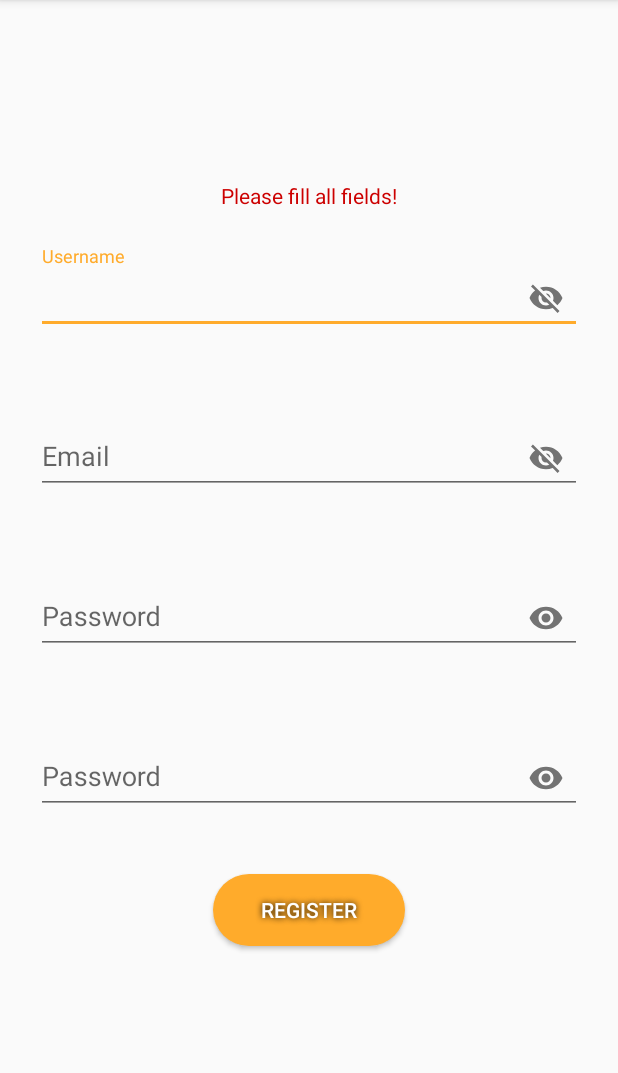
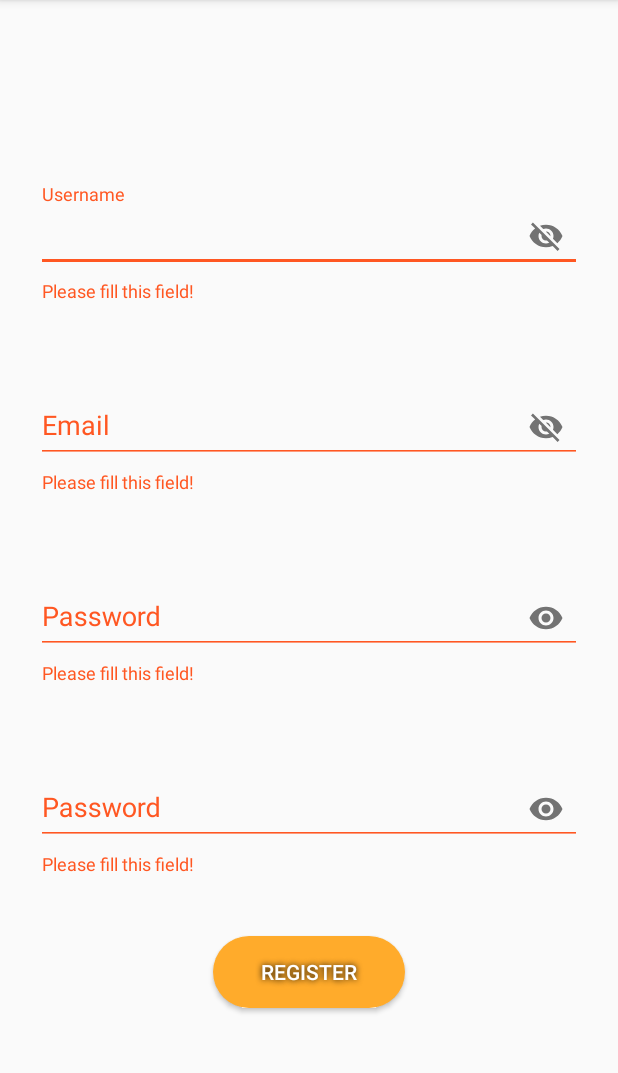
Before and after one commit to DreVla/HPMBooks, an Android app: the RegisterActivity screen opened directly, with no data from a screen before it, after a tap on "REGISTER", on a phone screen of 412 x 824 dp, the part 84-1157 px from its top. Run offline under Robolectric (Android 15) with nearby library versions, the phone set to English and light mode, and no system bars; our stand-ins replace data binding.

Commit message:
DataBindingFin
added databinding with binding adapters and error messages set from strings file. I hope it's done

```diff
--- a/app/src/main/java/com/hpmtutorial/hpmbooksapp/view/RegisterActivity.java
+++ b/app/src/main/java/com/hpmtutorial/hpmbooksapp/view/RegisterActivity.java
@@ -2,9 +2,6 @@ package com.hpmtutorial.hpmbooksapp.view;
 
 import android.content.Intent;
 import android.os.Bundle;
-import android.util.Patterns;
-import android.view.View;
-import android.widget.EditText;
 import android.widget.TextView;
 import android.widget.Toast;
 
@@ -17,9 +14,8 @@ import androidx.lifecycle.ViewModelProviders;
 import com.google.android.material.textfield.TextInputLayout;
 import com.hpmtutorial.hpmbooksapp.R;
 import com.hpmtutorial.hpmbooksapp.databinding.ActivityRegisterBinding;
+import com.hpmtutorial.hpmbooksapp.view.adapter.DataBindingAdapters;
 import com.hpmtutorial.hpmbooksapp.viewmodel.RegisterActivityViewModel;
-
-import org.w3c.dom.Text;
 
 public class RegisterActivity extends AppCompatActivity {
 
@@ -44,7 +40,91 @@ public class RegisterActivity extends AppCompatActivity {
         passwordCheckLayout = findViewById(R.id.register_passcheck_layout);
         errorMessage = findViewById(R.id.error_message_textview);
 
-        // Creaza observer pentru a putea sa schimbe ui-ul
+        registerUIObserver();
+        registerErrorObserver();
+//
+//
+//
+//        final Observer<String> usernameErrorListener = new Observer<String>() {
+//            @Override
+//            public void onChanged(@Nullable final String errorMessage) {
+//                DataBindingAdapters.setErrorMessage(usernameLayout, errorMessage);
+//            }
+//        };
+//        registerActivityViewModel.usernameError.observe(this, usernameErrorListener);
+//
+//        final Observer<String> emailErrorListener = new Observer<String>() {
+//            @Override
+//            public void onChanged(@Nullable final String errorMessage) {
+//                DataBindingAdapters.setErrorMessage(emailLayout, errorMessage);
+//            }
+//        };
+//        registerActivityViewModel.emailError.observe(this, emailErrorListener);
+//
+//        final Observer<String> passwordErrorListener = new Observer<String>() {
+//            @Override
+//            public void onChanged(@Nullable final String errorMessage) {
+//                DataBindingAdapters.setErrorMessage(passwordLayout, errorMessage);
+//            }
+//        };
+//        registerActivityViewModel.passwordError.observe(this, passwordErrorListener);
+//
+//        final Observer<String> passwordCheckErrorListener = new Observer<String>() {
+//            @Override
+//            public void onChanged(@Nullable final String errorMessage) {
+//
+//                DataBindingAdapters.setErrorMessage(passwordCheckLayout, errorMessage);
+//            }
+//        };
+//        registerActivityViewModel.passwordError.observe(this, passwordCheckErrorListener);
+
+
+    }
+
+    public void registerErrorObserver() {
+        final Observer<RegisterActivityViewModel.ErrorStatus> errorListener = new Observer<RegisterActivityViewModel.ErrorStatus>() {
+            @Override
+            public void onChanged(@Nullable final RegisterActivityViewModel.ErrorStatus error) {
+                DataBindingAdapters.setErrorMessage(usernameLayout, null);
+                DataBindingAdapters.setErrorMessage(emailLayout, null);
+                DataBindingAdapters.setErrorMessage(passwordLayout,null);
+                DataBindingAdapters.setErrorMessage(passwordCheckLayout, null);
+                switch(error)
+                {
+                    case FILL_ALL:
+                        DataBindingAdapters.setErrorMessage(usernameLayout, getResources().getString(R.string.fill_fields));
+                        DataBindingAdapters.setErrorMessage(emailLayout, getResources().getString(R.string.fill_fields));
+                        DataBindingAdapters.setErrorMessage(passwordLayout, getResources().getString(R.string.fill_fields));
+                        DataBindingAdapters.setErrorMessage(passwordCheckLayout, getResources().getString(R.string.fill_fields));
+                        break;
+                    case FILL_USER:
+                        DataBindingAdapters.setErrorMessage(usernameLayout, getResources().getString(R.string.fill_fields));
+                        break;
+                    case FILL_EMAIL:
+                        DataBindingAdapters.setErrorMessage(emailLayout, getResources().getString(R.string.fill_fields));
+                        break;
+                    case FILL_PASSWORD:
+                        DataBindingAdapters.setErrorMessage(passwordLayout, getResources().getString(R.string.fill_fields));
+                        break;
+                    case FILL_PASSWORDCHECK:
+                        DataBindingAdapters.setErrorMessage(passwordCheckLayout, getResources().getString(R.string.fill_fields));
+                        break;
+                    case INVALID_MAIL:
+                        DataBindingAdapters.setErrorMessage(emailLayout, getResources().getString(R.string.invalid_email));
+                        break;
+                    case PASSWORDS_NO_MATCH:
+                        DataBindingAdapters.setErrorMessage(passwordLayout, getResources().getString(R.string.passwords_no_match));
+                        DataBindingAdapters.setErrorMessage(passwordCheckLayout, getResources().getString(R.string.passwords_no_match));
+                        break;
+                    default:
+
+                }
+            }
+        };
+        registerActivityViewModel.errorMessage.observe(this, errorListener);
+    }
+
+    public void registerUIObserver(){
         final Observer<Integer> uiChangeListener = new Observer<Integer>() {
             @Override
             public void onChanged(@Nullable final Integer newName) {
@@ -54,32 +134,6 @@ public class RegisterActivity extends AppCompatActivity {
                 startActivity(intent);
             }
         };
-        // leaga observerul
-        registerActivityViewModel.getCurrentUi().observe(this, uiChangeListener);
-    }
-
-    public void registerNewUser(View view) {
-        usernameLayout.setError(null);
-        emailLayout.setError(null);
-        passwordLayout.setError(null);
-        passwordCheckLayout.setError(null);
-        username = registerActivityViewModel.username;
-        email = registerActivityViewModel.email;
-        password = registerActivityViewModel.password;
-        passwordCheck = registerActivityViewModel.passwordCheck;
-        if (username == null || email == null || password == null) {
-            errorMessage.setText(R.string.error_message);
-        } else {
-            errorMessage.setText(null);
-            if(!Patterns.EMAIL_ADDRESS.matcher(email).matches()){
-                emailLayout.setError("Please input valid email!");
-            } else if (password.equals(passwordCheck)) {
-                registerActivityViewModel.sendPost(username, email, password);
-            } else {
-                Toast.makeText(this, "Passwords do not match!", Toast.LENGTH_SHORT).show();
-                passwordLayout.setError("Passwords do not match!");
-                passwordCheckLayout.setError("Passwords do not match!");
-            }
-        }
+        registerActivityViewModel.uiLiveData.observe(this, uiChangeListener);
     }
 }
--- a/app/src/main/java/com/hpmtutorial/hpmbooksapp/viewmodel/RegisterActivityViewModel.java
+++ b/app/src/main/java/com/hpmtutorial/hpmbooksapp/viewmodel/RegisterActivityViewModel.java
@@ -1,13 +1,14 @@
 package com.hpmtutorial.hpmbooksapp.viewmodel;
 
-import android.text.TextUtils;
+import android.app.Application;
 import android.util.Log;
+import android.util.Patterns;
 
-import androidx.databinding.Bindable;
-import androidx.lifecycle.LiveData;
+import androidx.annotation.NonNull;
+import androidx.lifecycle.AndroidViewModel;
 import androidx.lifecycle.MutableLiveData;
-import androidx.lifecycle.ViewModel;
 
+import com.hpmtutorial.hpmbooksapp.R;
 import com.hpmtutorial.hpmbooksapp.model.User;
 import com.hpmtutorial.hpmbooksapp.model.network.RetrofitClient;
 import com.hpmtutorial.hpmbooksapp.model.network.UserAPI;
@@ -19,18 +20,24 @@ import retrofit2.Call;
 import retrofit2.Callback;
 import retrofit2.Response;
 
-public class RegisterActivityViewModel extends ViewModel {
+public class RegisterActivityViewModel extends AndroidViewModel {
 
     private UserAPI userAPI;
-    private MutableLiveData<Integer> uiLiveData;
-    public String username, email, password, passwordCheck;
+    public MutableLiveData<Integer> uiLiveData = new MutableLiveData<>();
+    public MutableLiveData<ErrorStatus> errorMessage = new MutableLiveData<ErrorStatus>();
+    public MutableLiveData<String>
+            username = new MutableLiveData<>(),
+            email = new MutableLiveData<>(),
+            password = new MutableLiveData<>(),
+            passwordCheck = new MutableLiveData<>(),
+            usernameError = new MutableLiveData<>(),
+            emailError = new MutableLiveData<>(),
+            passwordCheckError = new MutableLiveData<>(),
+            passwordError = new MutableLiveData<>();
     private int i = 1;
 
-    public MutableLiveData<Integer> getCurrentUi() {
-        if (uiLiveData == null) {
-            uiLiveData = new MutableLiveData<>();
-        }
-        return uiLiveData;
+    public RegisterActivityViewModel(@NonNull Application application) {
+        super(application);
     }
 
     public void sendPost(String username, String email, String password) {
@@ -42,7 +49,7 @@ public class RegisterActivityViewModel extends ViewModel {
             public void onResponse(Call<ResponseBody> call, Response<ResponseBody> response) {
                 if (response.isSuccessful()) {
                     showResponse(response.body().toString());
-                    getCurrentUi().setValue(++i);
+                    uiLiveData.setValue(++i);
                     Log.i("Register User", "User submitted to API. " + response.body().toString());
                 } else {
                     try {
@@ -66,4 +73,53 @@ public class RegisterActivityViewModel extends ViewModel {
         return response;
     }
 
+    public enum ErrorStatus{
+        FILL_ALL,
+        FILL_USER,
+        FILL_EMAIL,
+        FILL_PASSWORD,
+        FILL_PASSWORDCHECK,
+        INVALID_MAIL,
+        PASSWORDS_NO_MATCH,
+        SUCCES
+    }
+
+    public void onRegisterClick() {
+        emailError.setValue(null);
+        passwordCheckError.setValue(null);
+        passwordError.setValue(null);
+        usernameError.setValue(null);
+        if (username.getValue() == null && email.getValue() == null && password.getValue() == null && passwordCheckError.getValue() == null) {
+
+            errorMessage.setValue(ErrorStatus.FILL_ALL);
+
+            usernameError.setValue(getApplication().getResources().getString(R.string.fill_fields));
+            emailError.setValue(getApplication().getResources().getString(R.string.fill_fields));
+            passwordError.setValue(getApplication().getResources().getString(R.string.fill_fields));
+            passwordCheckError.setValue(getApplication().getResources().getString(R.string.fill_fields));
+        } else if (username.getValue() == null) {
+            errorMessage.setValue(ErrorStatus.FILL_USER);
+            usernameError.setValue(getApplication().getResources().getString(R.string.register_username));
+        } else if (email.getValue() == null) {
+            errorMessage.setValue(ErrorStatus.FILL_EMAIL);
+            emailError.setValue(getApplication().getResources().getString(R.string.register_email));
+        } else if (password.getValue() == null) {
+            errorMessage.setValue(ErrorStatus.FILL_PASSWORD);
+            passwordError.setValue(getApplication().getResources().getString(R.string.register_password));
+        }else if(passwordCheck.getValue() == null){
+            errorMessage.setValue(ErrorStatus.FILL_PASSWORDCHECK);
+        } else {
+            if (!Patterns.EMAIL_ADDRESS.matcher(email.getValue()).matches()) {
+                errorMessage.setValue(ErrorStatus.INVALID_MAIL);
+                emailError.setValue(getApplication().getResources().getString(R.string.register_email));
+            } else if (password.getValue().equals(passwordCheck.getValue())) {
+                sendPost(username.getValue(), email.getValue(), password.getValue());
+                errorMessage.setValue(ErrorStatus.SUCCES);
+            } else {
+                errorMessage.setValue(ErrorStatus.PASSWORDS_NO_MATCH);
+                passwordError.setValue(getApplication().getResources().getString(R.string.passwords_no_match));
+                passwordCheckError.setValue(getApplication().getResources().getString(R.string.passwords_no_match));
+            }
+        }
+    }
 }
--- a/app/src/main/res/layout/activity_register.xml
+++ b/app/src/main/res/layout/activity_register.xml
@@ -95,7 +95,7 @@
             android:layout_margin="16dp"
             android:background="@drawable/button_shape"
             android:elevation="12dp"
-            android:onClick="registerNewUser"
+            android:onClick="@{()->registerViewModel.onRegisterClick()}"
             android:shadowColor="#000000"
             android:shadowDx="0"
             android:shadowDy="0"
--- a/app/src/main/res/values/strings.xml
+++ b/app/src/main/res/values/strings.xml
@@ -11,4 +11,7 @@
     <string name="auth_token">authToken</string>
     <string name="preference_file_key">auth_file</string>
     <string name="error_message">Please fill all fields!</string>
+    <string name="fill_fields">Please fill this field!</string>
+    <string name="invalid_email">Invalid email!</string>
+    <string name="passwords_no_match">Passwords don\'t match</string>
 </resources>
```
